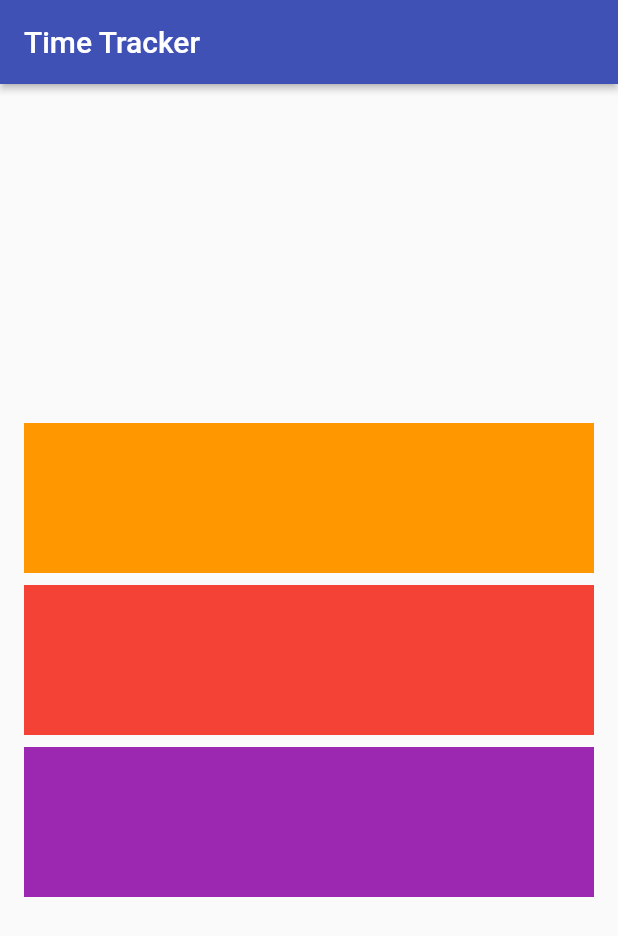
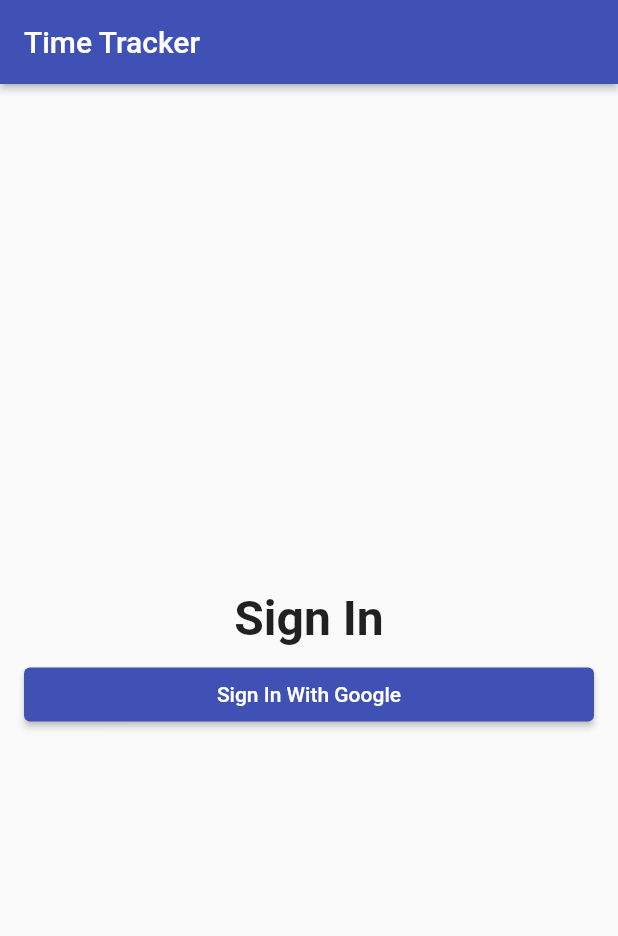
Before and after one commit to thomas-e-cowern/super-octo-garbanzo, a Flutter app: the screen it shows after launch, on a phone screen of 412 x 824 dp. Shown: the top 936 px of the screen. Run offline on Flutter 3.47's test engine with Material 2 defaults, Android fonts, the phone set to English and light mode, and no system bars.

Commit message:
add button and print statement

```diff
--- a/lib/App/sign_in/sign_in_page.dart
+++ b/lib/App/sign_in/sign_in_page.dart
@@ -19,26 +19,19 @@ class SignInPage extends StatelessWidget {
         mainAxisAlignment: MainAxisAlignment.center,
         crossAxisAlignment: CrossAxisAlignment.stretch,
         children: [
-          Container(
-            color: Colors.orange,
-            child: const SizedBox(
-              height: 100.0,
-            ),
+         const Text(
+             'Sign In',
+           textAlign: TextAlign.center,
+           style: TextStyle(
+             fontSize: 32.0,
+             fontWeight: FontWeight.w600
+           ),
+         ),
+          const SizedBox(height: 8.0,),
+          ElevatedButton(
+            onPressed: () { print('pressed'); },
+            child: const Text('Sign In With Google'),
           ),
-          const SizedBox(height: 8.0,),
-          Container(
-            color: Colors.red,
-            child: const SizedBox(
-              height: 100.0,
-            ),
-          ),
-          const SizedBox(height: 8.0,),
-          Container(
-            color: Colors.purple,
-            child: const SizedBox(
-              height: 100.0,
-            ),
-          )
         ],
       ),
     );
```
